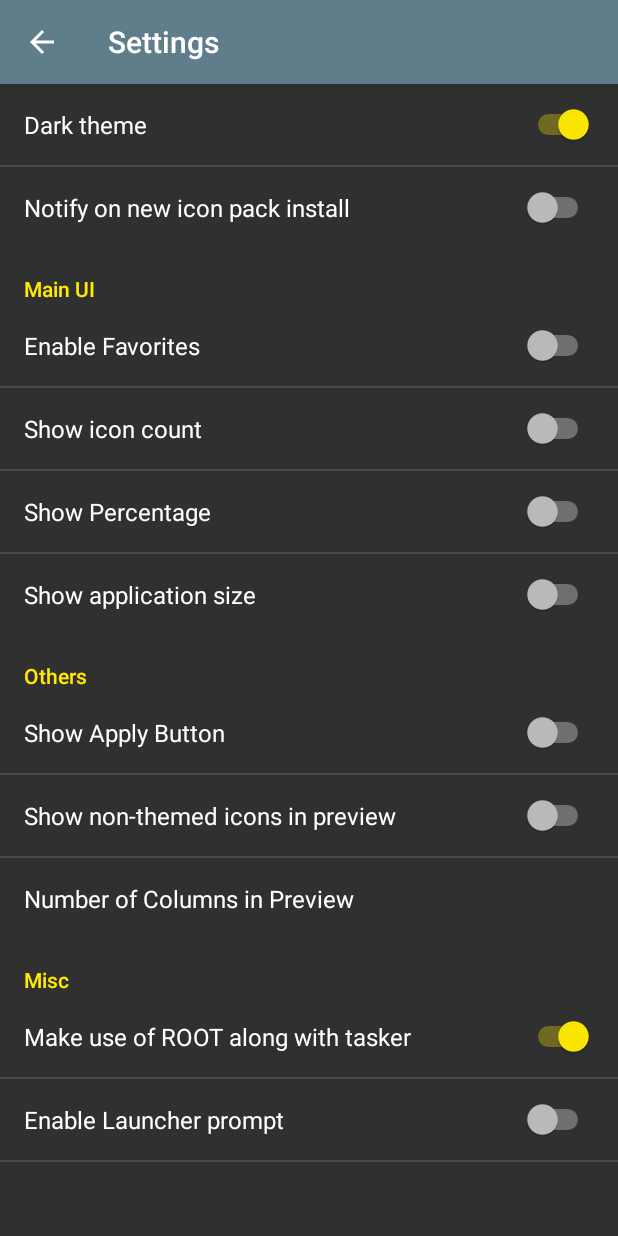
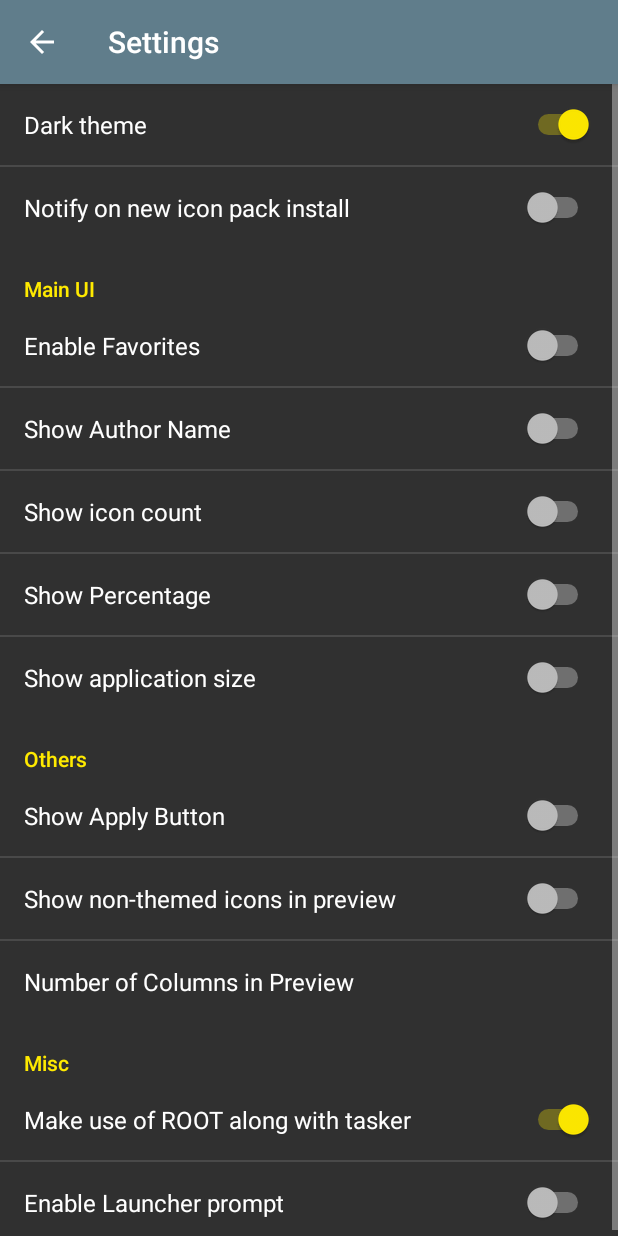
Before and after one commit to ukanth/micopacks, an Android app: the SettingsActivity screen opened directly, with no data from a screen before it, after a tap on "Dark theme", on a phone screen of 412 x 824 dp. Run offline under Robolectric (Android 15) with nearby library versions, the phone set to English and light mode, and no system bars; libraries missing offline, so code that uses them is left out: org.greenrobot.greendao.

Commit message:
Display author name of Icon packs

```diff
--- a/app/src/main/AndroidManifest.xml
+++ b/app/src/main/AndroidManifest.xml
@@ -12,6 +12,9 @@
         android:xlargeScreens="true" />
 
     <uses-permission android:name="android.permission.REQUEST_DELETE_PACKAGES"/>
+    <uses-permission android:name="android.permission.GET_PACKAGE_SIZE" />
+    <uses-permission android:name="android.permission.GET_PACKAGE_INFO" />
+    <uses-permission android:name="android.permission.GET_SIGNING_CERTIFICATES" />
     <uses-permission android:name="com.android.vending.CHECK_LICENSE" />
     <uses-permission android:name="android.permission.READ_MEDIA_IMAGES" />
     <uses-permission android:name="android.permission.READ_EXTERNAL_STORAGE"/>
--- a/app/src/main/java/dev/ukanth/iconmgr/Detail.java
+++ b/app/src/main/java/dev/ukanth/iconmgr/Detail.java
@@ -16,7 +16,6 @@ public class Detail {
     private String mTitle;
     private final String mSubtitle;
     private final Detail.Type mType;
-
 
     private List<Icon> listIcons;
 
@@ -47,8 +46,6 @@ public class Detail {
     public void setTitle(String title) {
         mTitle = title;
     }
-
-
     public List<Icon> getListIcons() {
         return listIcons;
     }
--- a/app/src/main/java/dev/ukanth/iconmgr/DetailViewAdapter.java
+++ b/app/src/main/java/dev/ukanth/iconmgr/DetailViewAdapter.java
@@ -103,7 +103,6 @@ public class DetailViewAdapter extends RecyclerView.Adapter<RecyclerView.ViewHol
                 ContentViewHolder contentViewHolder = (ContentViewHolder) holder;
                 int finalPosition = position - 1;
                 contentViewHolder.autoFitTitle.setText(mHomes.get(finalPosition).getTitle());
-
                /* if (!BuildConfig.FULLFEATURE) {
                     float radius = contentViewHolder.autoFitTitle.getTextSize() / 3;
                     BlurMaskFilter filter = new BlurMaskFilter(radius, BlurMaskFilter.Blur.NORMAL);
--- a/app/src/main/java/dev/ukanth/iconmgr/IconPackManager.java
+++ b/app/src/main/java/dev/ukanth/iconmgr/IconPackManager.java
@@ -180,6 +180,7 @@ public class IconPackManager {
                 attr.setDeleted(false);
                 obj.setMissed(ip.getMissingApps(obj.getIconPkg(), Util.getInstalledApps()).size());
                 attr.setSize(Util.getApkSize(obj.getIconPkg()));
+
                 obj.setAdditional(attr.toString());
                 ipObjDao.insert(obj);
                 sendIntent(pkgName);
--- a/app/src/main/java/dev/ukanth/iconmgr/Prefs.java
+++ b/app/src/main/java/dev/ukanth/iconmgr/Prefs.java
@@ -16,6 +16,7 @@ public class Prefs {
     public static final String PREVIEW = "preview_nonthemed";
     public static final String ROOT_TASKER = "use_root_tasker";
     public static final String SHOW_SIZE = "showpack_size";
+    public static final String SHOW_AUTHOR_NAME = "show_authorname";
     public static final String SHOW_PERCENT = "showpack_percent";
     public static final String LIST_COL = "preview_col";
     public static final String IS_FIRST_TIME = "isFirstTime";
@@ -106,6 +107,11 @@ public class Prefs {
         return prefs.getBoolean(PS, false);
     }
 
+    public static boolean showAuthorName() {
+        SharedPreferences prefs = PreferenceManager.getDefaultSharedPreferences(App.getContext());
+        return prefs.getBoolean(SHOW_AUTHOR_NAME,false);
+    }
+
     public static boolean showPercentage() {
         SharedPreferences prefs = PreferenceManager.getDefaultSharedPreferences(App.getContext());
         return prefs.getBoolean(SHOW_PERCENT, false);
--- a/app/src/main/java/dev/ukanth/iconmgr/SettingsActivity.java
+++ b/app/src/main/java/dev/ukanth/iconmgr/SettingsActivity.java
@@ -19,6 +19,7 @@ import androidx.appcompat.app.ActionBar;
 import java.util.List;
 
 import static dev.ukanth.iconmgr.Prefs.SHOW_PERCENT;
+import static dev.ukanth.iconmgr.Prefs.SHOW_AUTHOR_NAME;
 import static dev.ukanth.iconmgr.Prefs.SHOW_SIZE;
 import static dev.ukanth.iconmgr.Prefs.THEME_RES_ID;
 import static dev.ukanth.iconmgr.Prefs.TOTAL_ICONS;
@@ -181,7 +182,6 @@ public class SettingsActivity extends AppCompatPreferenceActivity {
             getPreferenceScreen().getSharedPreferences().unregisterOnSharedPreferenceChangeListener(this);
         }
 
-
         @Override
         public void onSharedPreferenceChanged(SharedPreferences sharedPreferences, String key) {
             //seems like theme changed
@@ -189,7 +189,7 @@ public class SettingsActivity extends AppCompatPreferenceActivity {
                 getActivity().recreate();
                 //MainActivity.setReloadTheme(true);
             }
-            if (key.equals(TOTAL_ICONS) || key.equals(SHOW_PERCENT) || key.equals(SHOW_SIZE)) {
+            if (key.equals(TOTAL_ICONS) || key.equals(SHOW_PERCENT) || key.equals(SHOW_SIZE) || key.equals(SHOW_AUTHOR_NAME)) {
                 MainActivity.setReloadApp(true);
             }
         }
--- a/app/src/main/res/xml/pref_general.xml
+++ b/app/src/main/res/xml/pref_general.xml
@@ -16,6 +16,11 @@
             android:defaultValue="false"
             android:key="show_favorites"
             android:title="@string/show_favs" />
+
+        <SwitchPreference
+            android:defaultValue="false"
+            android:key="show_authorname"
+            android:title="Show Author Name " />
 
         <SwitchPreference
             android:defaultValue="false"
```
Also changed, not shown: app/src/main/java/dev/ukanth/iconmgr/IconAdapter.java (+10 -2 lines), app/src/main/java/dev/ukanth/iconmgr/IconAttr.java (+9 -0 lines), app/src/main/java/dev/ukanth/iconmgr/util/Util.java (+51 -0 lines).
